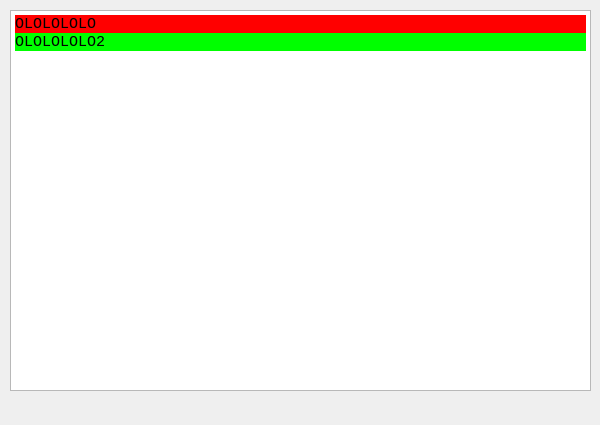
First picture: the form in mainwindow.ui, repository BraiNpusheR/mb_comparator, before the edit.
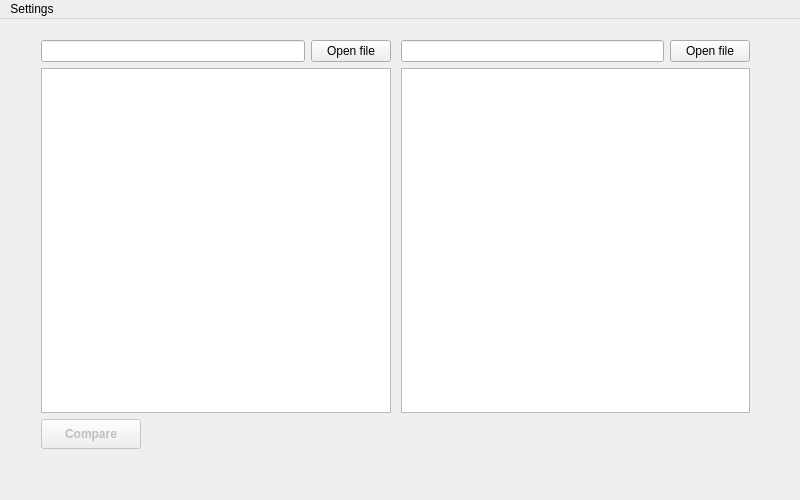
Second picture: the form after the edit.

The edit to the form file:
```diff
--- a/mainwindow.ui
+++ b/mainwindow.ui
@@ -6,14 +6,14 @@
    <rect>
     <x>0</x>
     <y>0</y>
-    <width>600</width>
-    <height>425</height>
+    <width>800</width>
+    <height>500</height>
    </rect>
   </property>
   <property name="minimumSize">
    <size>
-    <width>500</width>
-    <height>375</height>
+    <width>800</width>
+    <height>500</height>
    </size>
   </property>
   <property name="windowTitle">
@@ -29,42 +29,145 @@
    <widget class="QWidget" name="gridLayoutWidget">
     <property name="geometry">
      <rect>
-      <x>0</x>
-      <y>0</y>
-      <width>601</width>
-      <height>401</height>
+      <x>30</x>
+      <y>10</y>
+      <width>731</width>
+      <height>431</height>
      </rect>
     </property>
-    <layout class="QGridLayout" name="gridLayout">
-     <property name="horizontalSpacing">
-      <number>10</number>
-     </property>
-     <property name="margin">
-      <number>10</number>
-     </property>
-     <item row="1" column="0">
-      <widget class="QTextEdit" name="textEdit">
+    <layout class="QVBoxLayout" name="mainLayout">
+     <item>
+      <layout class="QHBoxLayout" name="textLayout">
+       <property name="spacing">
+        <number>10</number>
+       </property>
+       <item>
+        <layout class="QVBoxLayout" name="verticalLayout">
+         <item>
+          <layout class="QHBoxLayout" name="horizontalLayout">
+           <item>
+            <widget class="QLineEdit" name="leftFileName">
+             <property name="focusPolicy">
+              <enum>Qt::NoFocus</enum>
+             </property>
+             <property name="readOnly">
+              <bool>true</bool>
+             </property>
+            </widget>
+           </item>
+           <item>
+            <widget class="QPushButton" name="leftOpenFileButton">
+             <property name="cursor">
+              <cursorShape>PointingHandCursor</cursorShape>
+             </property>
+             <property name="text">
+              <string>Open file</string>
+             </property>
+            </widget>
+           </item>
+          </layout>
+         </item>
+         <item>
+          <widget class="QTextEdit" name="leftText">
+           <property name="horizontalScrollBarPolicy">
+            <enum>Qt::ScrollBarAsNeeded</enum>
+           </property>
+           <property name="autoFormatting">
+            <set>QTextEdit::AutoNone</set>
+           </property>
+           <property name="tabChangesFocus">
+            <bool>false</bool>
+           </property>
+           <property name="lineWrapMode">
+            <enum>QTextEdit::NoWrap</enum>
+           </property>
+           <property name="readOnly">
+            <bool>true</bool>
+           </property>
+           <property name="overwriteMode">
+            <bool>false</bool>
+           </property>
+          </widget>
+         </item>
+        </layout>
+       </item>
+       <item>
+        <layout class="QVBoxLayout" name="verticalLayout_2">
+         <item>
+          <layout class="QHBoxLayout" name="horizontalLayout_2">
+           <item>
+            <widget class="QLineEdit" name="rightFileName">
+             <property name="focusPolicy">
+              <enum>Qt::NoFocus</enum>
+             </property>
+             <property name="contextMenuPolicy">
+              <enum>Qt::DefaultContextMenu</enum>
+             </property>
+             <property name="readOnly">
+              <bool>true</bool>
+             </property>
+            </widget>
+           </item>
+           <item>
+            <widget class="QPushButton" name="rightOpenFileButton">
+             <property name="cursor">
+              <cursorShape>PointingHandCursor</cursorShape>
+             </property>
+             <property name="text">
+              <string>Open file</string>
+             </property>
+            </widget>
+           </item>
+          </layout>
+         </item>
+         <item>
+          <widget class="QTextEdit" name="rightText">
+           <property name="lineWrapMode">
+            <enum>QTextEdit::NoWrap</enum>
+           </property>
+           <property name="readOnly">
+            <bool>true</bool>
+           </property>
+          </widget>
+         </item>
+        </layout>
+       </item>
+      </layout>
+     </item>
+     <item>
+      <widget class="QPushButton" name="compareButton">
+       <property name="enabled">
+        <bool>false</bool>
+       </property>
+       <property name="sizePolicy">
+        <sizepolicy hsizetype="Maximum" vsizetype="Maximum">
+         <horstretch>0</horstretch>
+         <verstretch>0</verstretch>
+        </sizepolicy>
+       </property>
+       <property name="minimumSize">
+        <size>
+         <width>50</width>
+         <height>30</height>
+        </size>
+       </property>
+       <property name="maximumSize">
+        <size>
+         <width>100</width>
+         <height>30</height>
+        </size>
+       </property>
        <property name="font">
         <font>
-         <family>Liberation Mono</family>
+         <weight>75</weight>
+         <bold>true</bold>
         </font>
        </property>
        <property name="focusPolicy">
         <enum>Qt::ClickFocus</enum>
        </property>
-       <property name="horizontalScrollBarPolicy">
-        <enum>Qt::ScrollBarAsNeeded</enum>
-       </property>
-       <property name="html">
-        <string>&lt;!DOCTYPE HTML PUBLIC &quot;-//W3C//DTD HTML 4.0//EN&quot; &quot;http://www.w3.org/TR/REC-html40/strict.dtd&quot;&gt;
-&lt;html&gt;&lt;head&gt;&lt;meta name=&quot;qrichtext&quot; content=&quot;1&quot; /&gt;&lt;style type=&quot;text/css&quot;&gt;
-p, li { white-space: pre-wrap; }
-&lt;/style&gt;&lt;/head&gt;&lt;body style=&quot; font-family:'Liberation Mono'; font-size:11pt; font-weight:400; font-style:normal;&quot;&gt;
-&lt;p style=&quot; margin-top:0px; margin-bottom:0px; margin-left:0px; margin-right:0px; -qt-block-indent:0; text-indent:0px; background-color:#ff0000;&quot;&gt;&lt;span style=&quot; background-color:#ff0000;&quot;&gt;OLOLOLOLO&lt;/span&gt;&lt;/p&gt;
-&lt;p style=&quot; margin-top:0px; margin-bottom:0px; margin-left:0px; margin-right:0px; -qt-block-indent:0; text-indent:0px; background-color:#00ff00;&quot;&gt;&lt;span style=&quot; background-color:#00ff00;&quot;&gt;OLOLOLOLO2&lt;/span&gt;&lt;/p&gt;&lt;/body&gt;&lt;/html&gt;</string>
-       </property>
-       <property name="textInteractionFlags">
-        <set>Qt::LinksAccessibleByMouse|Qt::TextSelectableByMouse</set>
+       <property name="text">
+        <string>Compare</string>
        </property>
       </widget>
      </item>
@@ -76,10 +179,18 @@
     <rect>
      <x>0</x>
      <y>0</y>
-     <width>600</width>
+     <width>800</width>
      <height>25</height>
     </rect>
    </property>
+   <widget class="QMenu" name="menuSettings">
+    <property name="title">
+     <string>Settings</string>
+    </property>
+    <addaction name="actionChangeFont"/>
+    <addaction name="actionDefaultFont"/>
+   </widget>
+   <addaction name="menuSettings"/>
   </widget>
  </widget>
  <layoutdefault spacing="6" margin="11"/>
```
Left out of the diff: 18 changed lines with no effect on the pictures.
